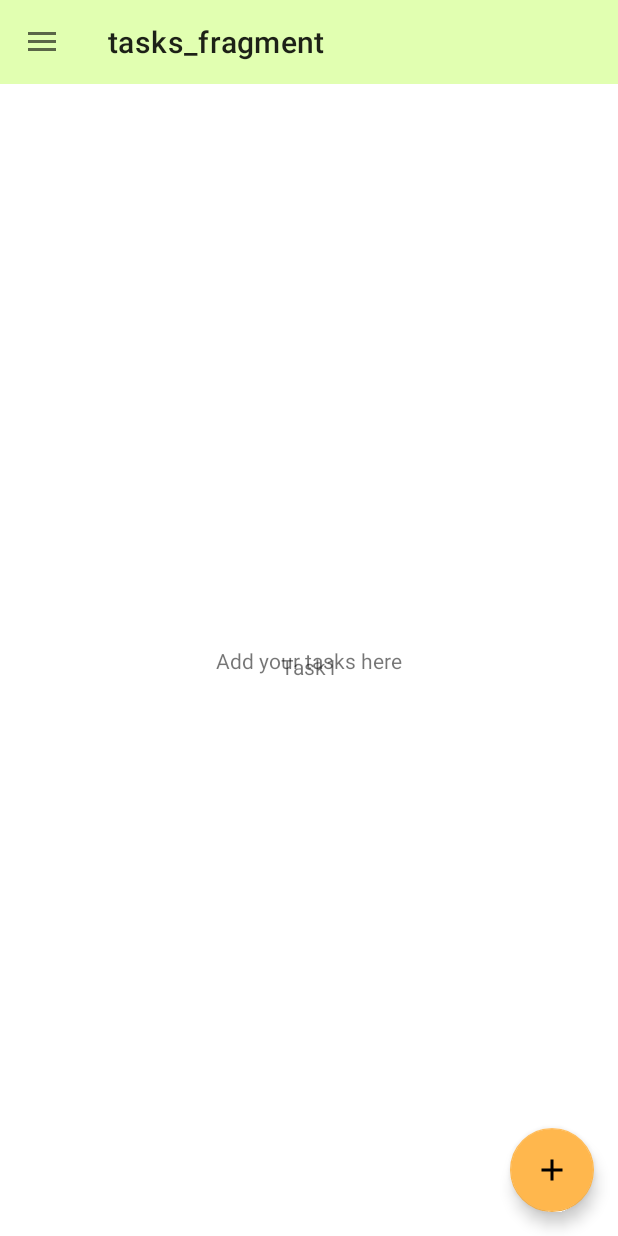
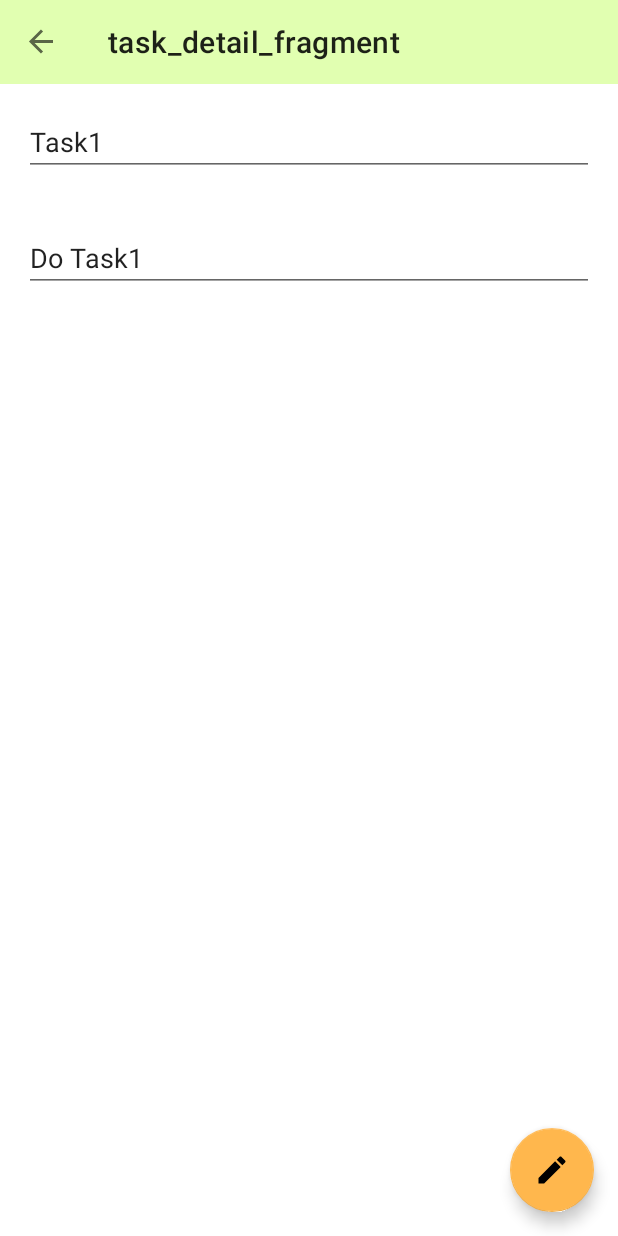
Before and after one commit to Rio-Sh/SimpleToDo, an Android app: the screen it shows after launch (MainActivity), after a tap on an icon or button, on a phone screen of 412 x 824 dp. Run offline under Robolectric (Android 15) with nearby library versions, the phone set to English and light mode, and no system bars; our stand-ins replace Dagger/Hilt's generated code, Room's generated code, data binding, navigation-ui; 1 statement that could not run was skipped.

Commit message:
Implement TaskDetail's task editing feature

```diff
--- a/app/build.gradle
+++ b/app/build.gradle
@@ -5,6 +5,7 @@ plugins {
 
 apply plugin: 'kotlin-kapt'
 apply plugin: 'dagger.hilt.android.plugin'
+apply plugin: 'androidx.navigation.safeargs.kotlin'
 
 android {
     compileSdk 30
@@ -65,7 +66,7 @@ dependencies {
     // Testing Navigation
     androidTestImplementation("androidx.navigation:navigation-testing:$nav_version")
     // Jetpack Compose Integration
-    implementation("androidx.navigation:navigation-compose:2.4.0-alpha06")
+    // implementation("androidx.navigation:navigation-compose:2.4.0-alpha06")
 
     //Room
     implementation("androidx.room:room-runtime:$room_version")
--- a/app/src/main/java/com/example/studymytaskapp/taskdetail/TaskDetailFragment.kt
+++ b/app/src/main/java/com/example/studymytaskapp/taskdetail/TaskDetailFragment.kt
@@ -6,23 +6,37 @@ import android.view.LayoutInflater
 import android.view.View
 import android.view.ViewGroup
 import androidx.fragment.app.viewModels
+import androidx.lifecycle.Observer
+import androidx.navigation.fragment.navArgs
 import com.example.studymytaskapp.R
+import com.example.studymytaskapp.databinding.TaskDetailFragmentBinding
 import dagger.hilt.android.AndroidEntryPoint
 
 @AndroidEntryPoint
 class TaskDetailFragment : Fragment() {
 
-    companion object {
-        fun newInstance() = TaskDetailFragment()
-    }
-
     private val viewModel: TaskDetailViewModel by viewModels()
+    private lateinit var binding: TaskDetailFragmentBinding
+    private val args: TaskDetailFragmentArgs by navArgs()
 
     override fun onCreateView(
         inflater: LayoutInflater, container: ViewGroup?,
         savedInstanceState: Bundle?
     ): View? {
-        return inflater.inflate(R.layout.task_detail_fragment, container, false)
+
+        binding = TaskDetailFragmentBinding.inflate(inflater)
+        binding.lifecycleOwner = this
+        viewModel.start(args.taskId)
+        binding.viewModel = viewModel
+
+        return binding.root
     }
 
+    override fun onViewCreated(view: View, savedInstanceState: Bundle?) {
+        super.onViewCreated(view, savedInstanceState)
+
+        // TODO Refactor here to be more simple.
+        //Just observe because task is a Cold Observable.
+        viewModel.task.observe(viewLifecycleOwner, Observer {  })
+    }
 }
--- a/app/src/main/java/com/example/studymytaskapp/taskdetail/TaskDetailViewModel.kt
+++ b/app/src/main/java/com/example/studymytaskapp/taskdetail/TaskDetailViewModel.kt
@@ -1,13 +1,73 @@
 package com.example.studymytaskapp.taskdetail
 
-import androidx.lifecycle.ViewModel
+import androidx.lifecycle.*
 import com.example.studymytaskapp.data.ITaskRepository
+import com.example.studymytaskapp.data.Task
 import dagger.hilt.android.lifecycle.HiltViewModel
+import com.example.studymytaskapp.data.Result
+import kotlinx.coroutines.launch
 import javax.inject.Inject
 
 @HiltViewModel
 class TaskDetailViewModel @Inject constructor(
     private val repository: ITaskRepository
 ): ViewModel() {
-    // TODO: Implement the ViewModel
+
+    //binding two-way
+    val title = MutableLiveData<String>()
+    val contents = MutableLiveData<String>()
+
+    private val _taskId = MutableLiveData<Long>()
+
+    private val _task = _taskId.switchMap { taskId ->
+        repository.observeTask(taskId).map { checkLoadResult(it) }
+    }
+    val task: LiveData<Task?> = _task
+
+    private var isNewTask = false
+
+    private var isCompleted = false
+
+    fun start(taskId: Long?) {
+        if(taskId == null) {
+            isNewTask = true
+        } else {
+            _taskId.value = taskId!!
+        }
+    }
+
+    fun saveTask() {
+        val currentTitle = title.value
+        val currentContents = contents.value
+        if(currentTitle == null || currentContents == null){
+           return
+        }
+
+        if(isNewTask) {
+            val task = Task(title = currentTitle, contents = currentContents)
+            viewModelScope.launch {
+                repository.saveTask(task)
+            }
+        } else {
+            val task = Task(_taskId.value!!, currentTitle, currentContents, isCompleted)
+            viewModelScope.launch {
+                repository.updateTask(task)
+            }
+        }
+    }
+
+    private fun onTaskLoad(task: Task) {
+        title.value = task.title
+        contents.value = task.contents
+        isCompleted = task.isCompleted
+    }
+
+    private fun checkLoadResult(taskResult: Result<Task>): Task? {
+        return if (taskResult is Result.Success) {
+            onTaskLoad(taskResult.data)
+            taskResult.data
+        } else {
+            null
+        }
+    }
 }
--- a/app/src/main/java/com/example/studymytaskapp/tasks/TasksFragment.kt
+++ b/app/src/main/java/com/example/studymytaskapp/tasks/TasksFragment.kt
@@ -7,34 +7,39 @@ import android.view.View
 import android.view.ViewGroup
 import android.widget.Toast
 import androidx.fragment.app.viewModels
+import androidx.navigation.fragment.findNavController
 import com.example.studymytaskapp.databinding.TasksFragmentBinding
 import dagger.hilt.android.AndroidEntryPoint
 
 @AndroidEntryPoint
 class TasksFragment : Fragment() {
 
-    companion object {
-        fun newInstance() = TasksFragment()
-    }
+    private val viewModel: TasksViewModel by viewModels()
 
-    private val viewModel: TasksViewModel by viewModels()
+    private lateinit var binding: TasksFragmentBinding
 
     override fun onCreateView(
         inflater: LayoutInflater, container: ViewGroup?,
         savedInstanceState: Bundle?
     ): View? {
-        val binding = TasksFragmentBinding.inflate(inflater)
 
+        binding = TasksFragmentBinding.inflate(inflater)
         binding.lifecycleOwner = this
         binding.viewModel = viewModel
-
-        val adapter = TasksListAdapter(TaskListClickListener { taskId ->
-            Toast.makeText(context, "${taskId}", Toast.LENGTH_LONG).show()
-        })
-
-        binding.tasksList.adapter = adapter
 
         return binding.root
     }
 
+    override fun onViewCreated(view: View, savedInstanceState: Bundle?) {
+        super.onViewCreated(view, savedInstanceState)
+        setupListAdapter()
+    }
+
+    private fun setupListAdapter() {
+        val adapter = TasksListAdapter(TaskListClickListener { taskId ->
+            val action = TasksFragmentDirections.actionTasksFragmentToTaskDetailFragment(taskId)
+            findNavController().navigate(action)
+        })
+        binding.tasksList.adapter = adapter
+    }
 }
--- a/app/src/main/java/com/example/studymytaskapp/tasks/TasksViewModel.kt
+++ b/app/src/main/java/com/example/studymytaskapp/tasks/TasksViewModel.kt
@@ -6,19 +6,17 @@ import com.example.studymytaskapp.data.Task
 import dagger.hilt.android.lifecycle.HiltViewModel
 import javax.inject.Inject
 import com.example.studymytaskapp.data.Result
-import kotlinx.coroutines.launch
 
 @HiltViewModel
 class TasksViewModel @Inject constructor(
     private val repository: ITaskRepository
 ): ViewModel() {
 
-    private val _taskItems = repository.observeTasks().map { loadTasks(it) }
+    private val _taskItems = repository.observeTasks().map { checkLoadResult(it) }
 
-    val taskItems: LiveData<List<Task>>
-        get() = _taskItems
+    val taskItems: LiveData<List<Task>> = _taskItems
 
-    private fun loadTasks(taskListResult: Result<List<Task>>): List<Task> {
+    private fun checkLoadResult(taskListResult: Result<List<Task>>): List<Task> {
         val taskToShow = ArrayList<Task>()
 
         //TODO Create message if loading is failed.
--- a/app/src/main/res/layout/task_detail_fragment.xml
+++ b/app/src/main/res/layout/task_detail_fragment.xml
@@ -1,7 +1,17 @@
 <?xml version="1.0" encoding="utf-8"?>
-<androidx.constraintlayout.widget.ConstraintLayout xmlns:android="http://schemas.android.com/apk/res/android"
+<layout
+    xmlns:android="http://schemas.android.com/apk/res/android"
     xmlns:app="http://schemas.android.com/apk/res-auto"
-    xmlns:tools="http://schemas.android.com/tools"
+    xmlns:tools="http://schemas.android.com/tools">
+
+    <data>
+
+        <variable
+            name="viewModel"
+            type="com.example.studymytaskapp.taskdetail.TaskDetailViewModel" />
+    </data>
+
+    <androidx.constraintlayout.widget.ConstraintLayout
         android:layout_width="match_parent"
         android:layout_height="match_parent"
         tools:context=".taskdetail.TaskDetailFragment">
@@ -12,14 +22,23 @@
             android:layout_height="match_parent"
             android:orientation="vertical">
 
+
             <EditText
+                android:id="@+id/edit_title"
                 android:layout_width="match_parent"
                 android:layout_height="wrap_content"
-            android:hint="@string/title"/>
+                android:layout_margin="16dp"
+                android:inputType="text"
+                android:text="@={viewModel.title}"
+                android:hint="@string/title" />
 
             <EditText
+                android:id="@+id/edit_content"
                 android:layout_width="match_parent"
                 android:layout_height="wrap_content"
+                android:layout_margin="16dp"
+                android:inputType="text"
+                android:text="@={viewModel.contents}"
                 android:hint="@string/content"/>
 
         </LinearLayout>
@@ -30,8 +49,11 @@
             android:layout_height="wrap_content"
             android:layout_margin="16dp"
             android:clickable="true"
+            android:focusable="true"
+            android:onClick="@{() -> viewModel.saveTask()}"
             android:src="@drawable/ic_baseline_edit_24"
             app:layout_constraintBottom_toBottomOf="parent"
             app:layout_constraintEnd_toEndOf="parent" />
 
     </androidx.constraintlayout.widget.ConstraintLayout>
+</layout>
--- a/app/src/main/res/navigation/nav_graph.xml
+++ b/app/src/main/res/navigation/nav_graph.xml
@@ -28,6 +28,9 @@
         <action
             android:id="@+id/action_taskDetailFragment_to_tasksFragment"
             app:destination="@id/tasksFragment" />
+        <argument
+            android:name="taskId"
+            app:argType="long" />
     </fragment>
     <fragment
         android:id="@+id/statisticsFragment"
--- a/build.gradle
+++ b/build.gradle
@@ -11,7 +11,10 @@ buildscript {
         // NOTE: Do not place your application dependencies here; they belong
         // in the individual module build.gradle files
 
-        classpath 'com.google.dagger:hilt-android-gradle-plugin:2.38.1'
+        def hilt_version = "2.38.1"
+        classpath("com.google.dagger:hilt-android-gradle-plugin:$hilt_version")
+        def nav_version = "2.3.5"
+        classpath("androidx.navigation:navigation-safe-args-gradle-plugin:$nav_version")
     }
 }
 
```
Also changed, not shown: app/src/main/res/layout/app_info_fragment.xml (+6 -2 lines), app/src/main/res/layout/statistics_fragment.xml (+5 -3 lines). Lines whose indentation alone changed are shown as unchanged.
